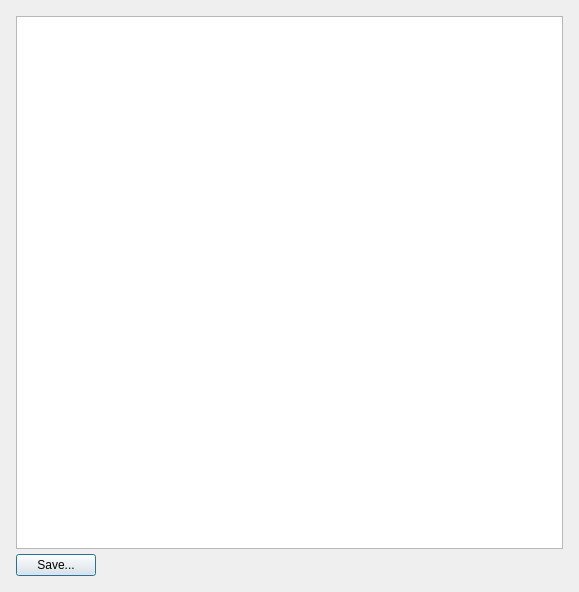
First picture: the form in PAConsole/plugins/gLitePlugin/res/wgLogInfo.ui, repository AnarManafov/PoD, before the edit.
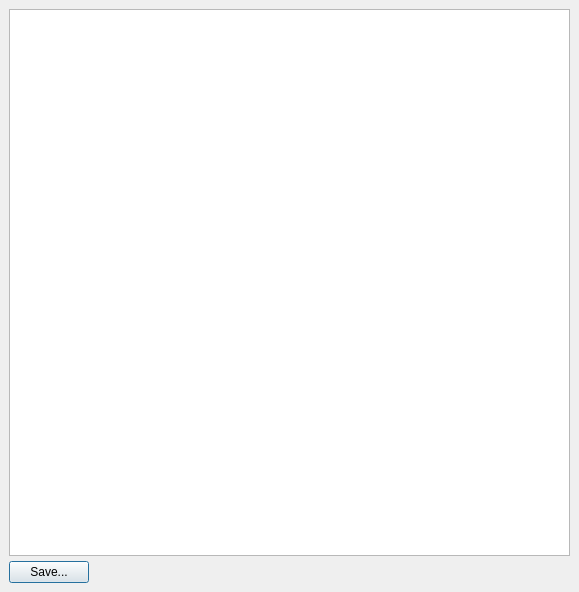
Second picture: the form after the edit.

Commit message: PAConsole: Qt UIs have been converted to Qt 4.2 (insted of 4.4.X)

What changed in the file:
```diff
--- a/PAConsole/plugins/gLitePlugin/res/wgLogInfo.ui
+++ b/PAConsole/plugins/gLitePlugin/res/wgLogInfo.ui
@@ -16,23 +16,20 @@
    <string/>
   </property>
   <layout class="QGridLayout" >
+   <property name="margin" >
+    <number>9</number>
+   </property>
+   <property name="spacing" >
+    <number>6</number>
+   </property>
    <item row="0" column="0" >
     <layout class="QVBoxLayout" >
+     <property name="margin" >
+      <number>0</number>
+     </property>
      <property name="spacing" >
       <number>5</number>
      </property>
-     <property name="leftMargin" >
-      <number>5</number>
-     </property>
-     <property name="topMargin" >
-      <number>5</number>
-     </property>
-     <property name="rightMargin" >
-      <number>5</number>
-     </property>
-     <property name="bottomMargin" >
-      <number>5</number>
-     </property>
      <item>
       <widget class="QTextEdit" name="txtLogView" >
        <property name="font" >
@@ -57,7 +54,9 @@
      <item>
       <widget class="QPushButton" name="btnSave" >
        <property name="sizePolicy" >
-        <sizepolicy vsizetype="Fixed" hsizetype="Fixed" >
+        <sizepolicy>
+         <hsizetype>0</hsizetype>
+         <vsizetype>0</vsizetype>
          <horstretch>0</horstretch>
          <verstretch>0</verstretch>
         </sizepolicy>
```
The commit also changes 4 other files.
